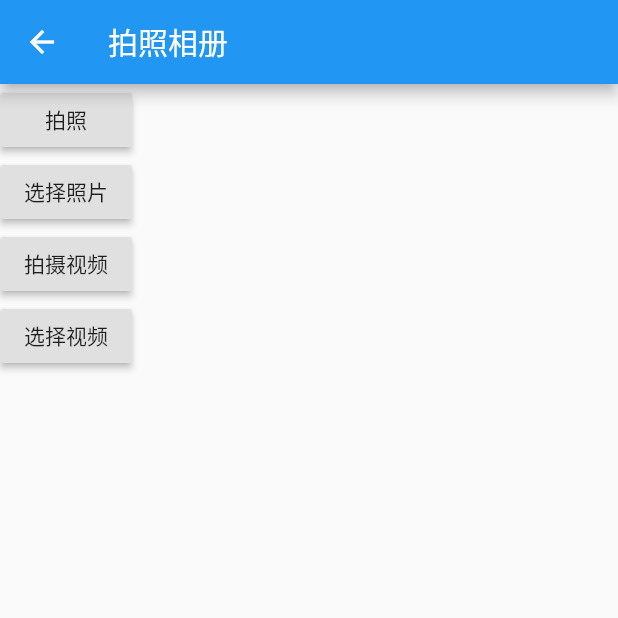
After one commit to shuguoli68/learn_three, a Flutter app: the screen it shows after launch, after a tap on "相机相册", on a phone screen of 412 x 824 dp, the top half of it. The commit adds this screen. Run offline on Flutter 3.47's test engine with Material 2 defaults, Android fonts, the phone set to English and light mode, and no system bars; our stand-ins replace connectivity, device_info, image_picker, share; missing offline and left inert: zeking_refresh.

Commit message:
添加拍照相册

```diff
--- a/lib/home.dart
+++ b/lib/home.dart
@@ -5,6 +5,7 @@ import 'camera/camera_simple.dart';
 import 'connect/connect_simple.dart';
 import 'fresh/fresh_simple.dart';
 import 'global/common.dart';
+import 'imgpicker/img_picker.dart';
 import 'layout/large_screen.dart';
 
 class HomePage extends StatefulWidget {
@@ -64,7 +65,13 @@ class _HomePageState extends State<HomePage> {
                 },child: Text('网络状态'),)
             ),
 
-
+            Container(
+                margin: EdgeInsets.all(5),
+                width: double.maxFinite,
+                child: RaisedButton(onPressed:(){
+                  goTo(context, ImgPicker());
+                },child: Text('相机相册'),)
+            ),
 
           ],
         ),
--- /dev/null
+++ b/lib/imgpicker/img_picker.dart
@@ -0,0 +1,74 @@
+import 'dart:io';
+
+import 'package:flutter/material.dart';
+import 'package:image_picker/image_picker.dart';
+import 'package:learn_three/global/common.dart';
+
+class ImgPicker extends StatefulWidget{
+  @override
+  State<StatefulWidget> createState() => _ImgPicker();
+}
+
+class _ImgPicker extends State<ImgPicker>{
+  @override
+  Widget build(BuildContext context) {
+    return Scaffold(
+      appBar: AppBar(
+        title: Text('拍照相册'),
+      ),
+      body: Column(children: <Widget>[
+        RaisedButton(
+          onPressed: _takePhoto,
+          child: Text("拍照"),
+        ),
+        RaisedButton(
+          onPressed: _openGallery,
+          child: Text("选择照片"),
+        ),
+        RaisedButton(
+          onPressed: _takeVideo,
+          child: Text("拍摄视频"),
+        ),
+        RaisedButton(
+          onPressed: _getVideo,
+          child: Text("选择视频"),
+        ),
+      ],),
+    );
+  }
+
+  /*拍照*/
+  _takePhoto() async {
+    var image = await ImagePicker.pickImage(source: ImageSource.camera);
+    if(image != null)
+      print('拍照返回：' + image.path);
+    else
+      print('拍照返回：已取消');
+  }
+
+  /*相册*/
+  _openGallery() async {
+    var image = await ImagePicker.pickImage(source: ImageSource.gallery);
+    if(image != null)
+      print('相册返回：' + image.path);
+    else
+      print('相册返回：已取消');
+  }
+
+  /*选取视频*/
+  _getVideo() async {
+    var image = await ImagePicker.pickVideo(source: ImageSource.gallery);
+    if(image != null)
+      print('选取视频：' + image.path);
+    else
+      print('选取视频：已取消');
+  }
+  /*拍摄视频*/
+  _takeVideo() async {
+    var image = await ImagePicker.pickVideo(source: ImageSource.camera);
+    if(image != null)
+      print('拍摄视频：' + image.path);
+    else
+      print('拍摄视频：已取消');
+  }
+}
--- a/pubspec.yaml
+++ b/pubspec.yaml
@@ -30,6 +30,7 @@ dependencies:
   connectivity: ^0.4.6+1 # https://pub.dev/packages/connectivity
   share: ^0.6.3+5 # https://pub.dev/packages/share
   device_info: ^0.4.1+4 # https://pub.dev/packages/device_info
+  image_picker: ^0.6.2+3 # https://pub.dev/packages/image_picker
 
 
 dev_dependencies:
```
Also changed, not shown: pubspec.lock, 3 other files.
